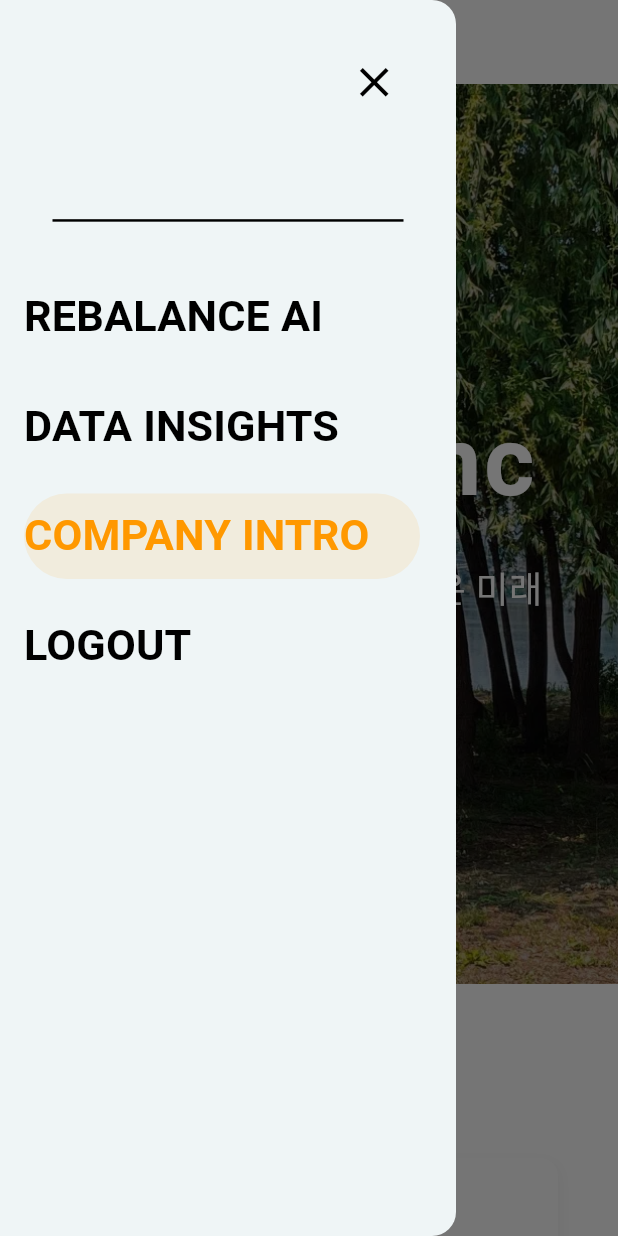
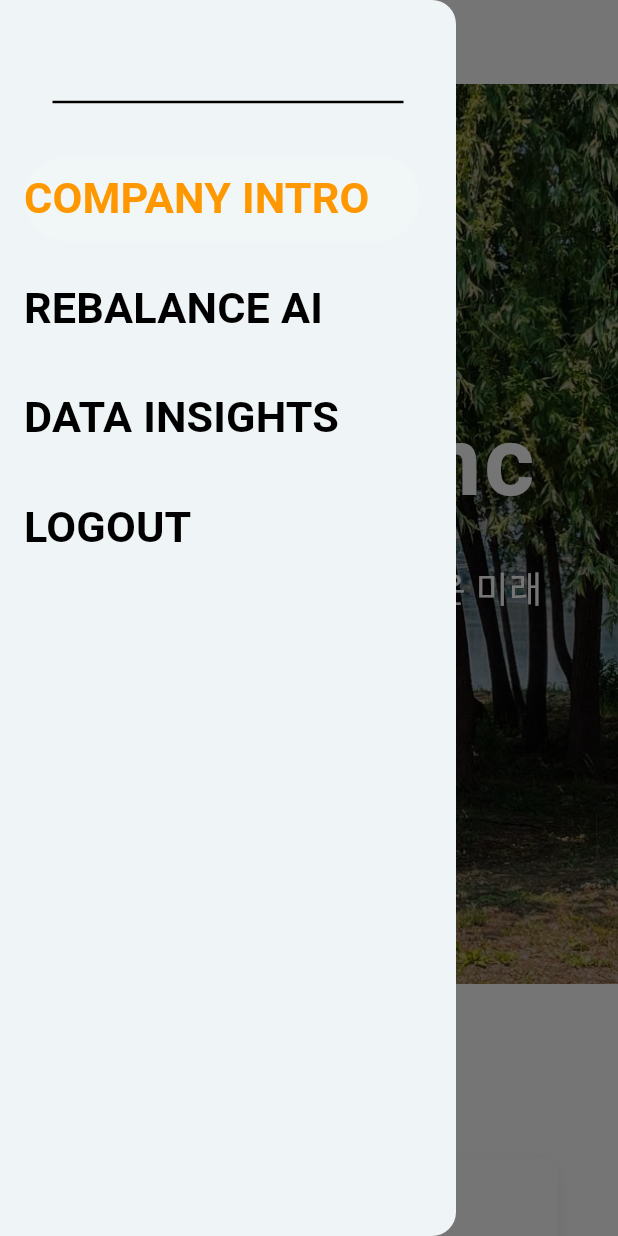
Before and after one commit to donghun-ha/Ddareungi, a Flutter app: the CompanyIntro screen opened directly, with the side drawer open, on a phone screen of 412 x 824 dp. Run offline on Flutter 3.47's test engine with Material 3 defaults, Android fonts, the phone set to English and light mode, and no system bars; our stand-ins replace fl_chart, flutter_map, get, latlong2, responsive_framework; accounts and stored records are empty.

Commit message:
info page 수정

```diff
--- a/flutter/ddareungi/ddareungi_web/lib/view/companyIntro.dart
+++ b/flutter/ddareungi/ddareungi_web/lib/view/companyIntro.dart
@@ -60,7 +60,7 @@ class CompanyIntro extends StatelessWidget {
           minimumSize: const Size(0, 0),
           padding: const EdgeInsets.symmetric(vertical: 8.0),
           backgroundColor: isCurrentPage
-              ? Colors.orange.withOpacity(0.1)
+              ? Colors.white.withOpacity(0.1)
               : Colors.transparent,
         ),
         child: Text(
@@ -79,31 +79,18 @@ class CompanyIntro extends StatelessWidget {
     return Column(
       crossAxisAlignment: CrossAxisAlignment.stretch,
       children: [
-        Row(
-          mainAxisAlignment: MainAxisAlignment.end,
-          children: [
-            Padding(
-              padding: const EdgeInsets.fromLTRB(0, 30, 30, 0),
-              child: IconButton(
-                onPressed: () {
-                  Get.back();
-                },
-                icon: Icon(
-                  Icons.close_outlined,
-                  size: MediaQuery.of(context).size.height * 0.04, // 아이콘 크기 조정
-                  weight: 100,
-                  color: Colors.black,
-                ),
-              ),
-            ),
-          ],
-        ),
         Padding(
-          padding: const EdgeInsets.fromLTRB(35, 60, 35, 20), // 패딩 조정
+          padding: const EdgeInsets.fromLTRB(35, 60, 35, 20),
           child: Divider(
             color: Colors.black,
             thickness: MediaQuery.of(context).size.height * 0.002,
           ),
+        ),
+        _buildDrawerItem(
+          context,
+          "COMPANY INTRO",
+          () => Get.to(() => const CompanyIntro()),
+          Colors.orange,
         ),
         _buildDrawerItem(
           context,
@@ -116,12 +103,6 @@ class CompanyIntro extends StatelessWidget {
           "DATA INSIGHTS",
           () => Get.to(() => const DataInsight()),
           Colors.black,
-        ),
-        _buildDrawerItem(
-          context,
-          "COMPANY INTRO",
-          () => Get.to(() => const CompanyIntro()),
-          Colors.orange, // 기본 색상을 주황색으로 설정
         ),
         _buildDrawerItem(
           context,
--- a/flutter/ddareungi/ddareungi_web/lib/view/rebalance_ai.dart
+++ b/flutter/ddareungi/ddareungi_web/lib/view/rebalance_ai.dart
@@ -2,6 +2,7 @@ import 'dart:convert';
 import 'package:ddareungi_web/model/manage.dart';
 import 'package:ddareungi_web/model/station.dart';
 import 'package:ddareungi_web/utils/responsive_config.dart';
+import 'package:ddareungi_web/view/companyIntro.dart';
 import 'package:ddareungi_web/view/data_insights.dart';
 import 'package:ddareungi_web/vm/manage_handler.dart';
 import 'package:ddareungi_web/vm/station_controller.dart';
@@ -232,7 +233,8 @@ Widget drawerContents(BuildContext context) {
       ListTile(
         title: TextButton(
           onPressed: () {
- Get.off(() => const CompanyIntro(), transition: Transition.noTransition);
+            Get.off(() => const CompanyIntro(),
+                transition: Transition.noTransition);
             // 다른 기능 추가 가능
           },
           style: TextButton.styleFrom(
```
